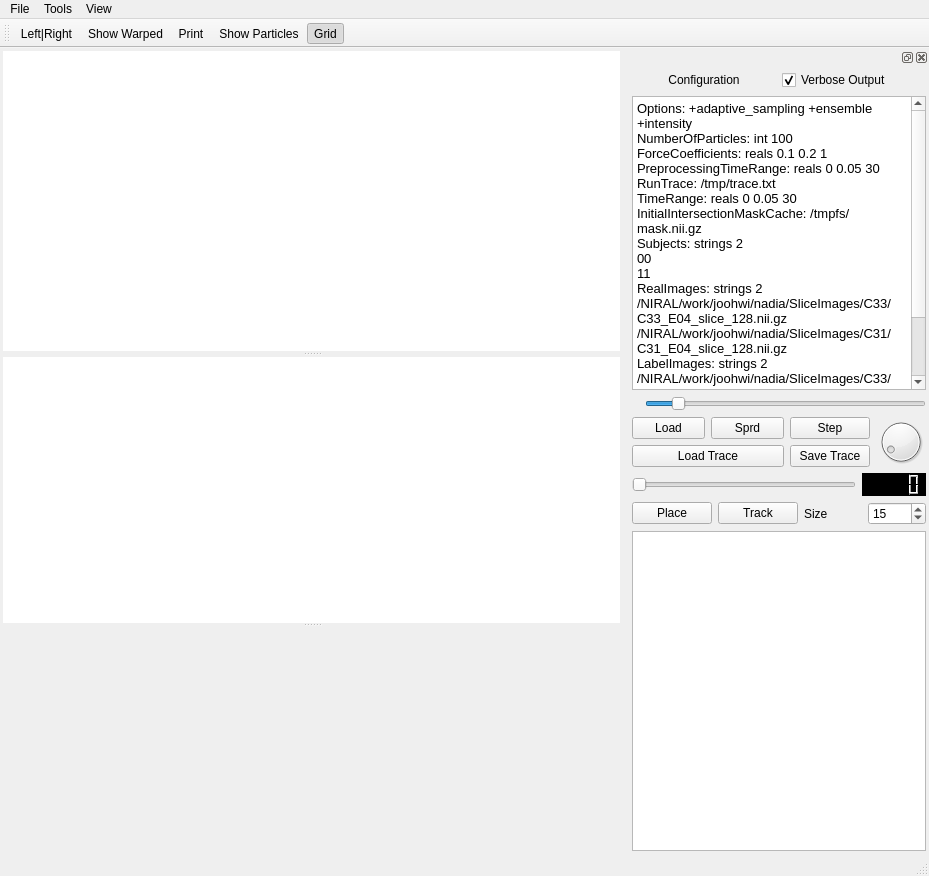
Old version of the form itkProjects/Particles/simul2d.ui in the repository SadeghMSalehi/gradworks.
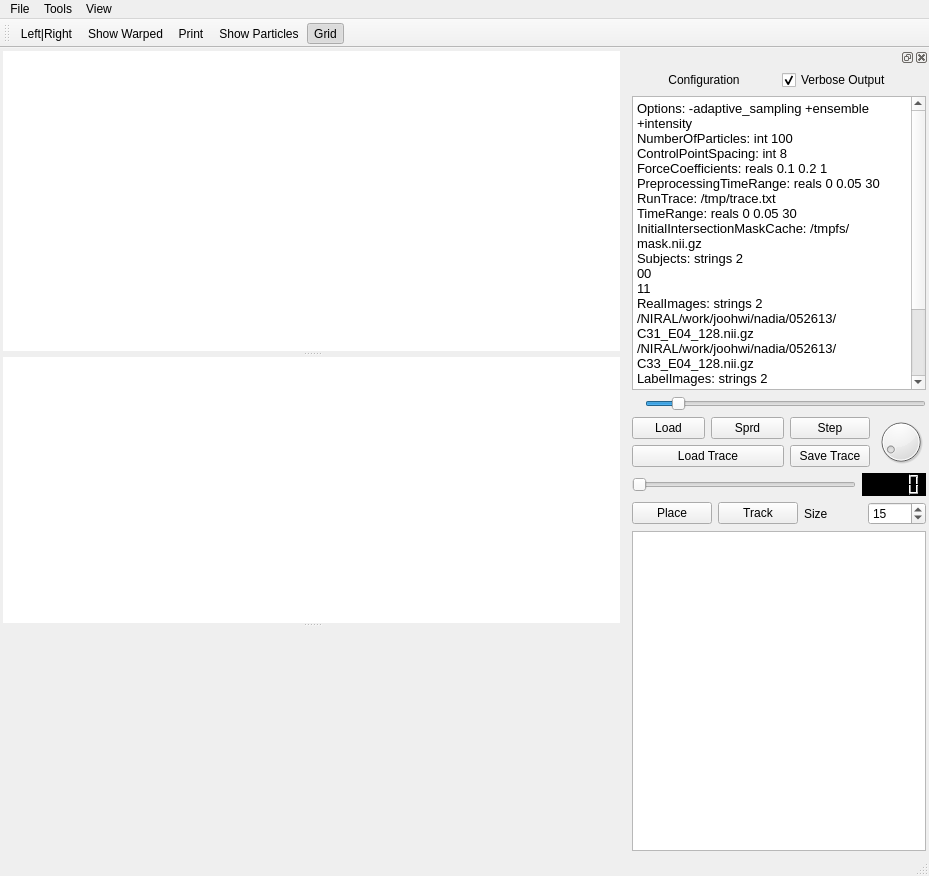
New version of the form. Icons and pictures are not drawn. Custom widgets are drawn as their Qt base class.

The edit to the form file:
```diff
--- a/itkProjects/Particles/simul2d.ui
+++ b/itkProjects/Particles/simul2d.ui
@@ -259,8 +259,9 @@
           </font>
          </property>
          <property name="plainText">
-          <string>Options: +adaptive_sampling +ensemble +intensity
+          <string>Options: -adaptive_sampling +ensemble +intensity
 NumberOfParticles: int 100
+ControlPointSpacing: int 8
 ForceCoefficients: reals 0.1 0.2 1
 PreprocessingTimeRange: reals 0 0.05 30
 RunTrace: /tmp/trace.txt
@@ -270,11 +271,11 @@
 00
 11
 RealImages: strings 2
-/NIRAL/work/joohwi/nadia/SliceImages/C33/C33_E04_slice_128.nii.gz
-/NIRAL/work/joohwi/nadia/SliceImages/C31/C31_E04_slice_128.nii.gz
+/NIRAL/work/joohwi/nadia/052613/C31_E04_128.nii.gz
+/NIRAL/work/joohwi/nadia/052613/C33_E04_128.nii.gz
 LabelImages: strings 2
-/NIRAL/work/joohwi/nadia/SliceImages/C33/C33_E04_label_128.nii.gz
-/NIRAL/work/joohwi/nadia/SliceImages/C31/C31_E04_label_128.nii.gz
+/NIRAL/work/joohwi/nadia/052613/C31_E04_label.nii.gz
+/NIRAL/work/joohwi/nadia/052613/C33_E04_label.nii.gz
 ==option_end==</string>
          </property>
         </widget>
```
Left out of the diff: 27 changed lines with no effect on the pictures.
